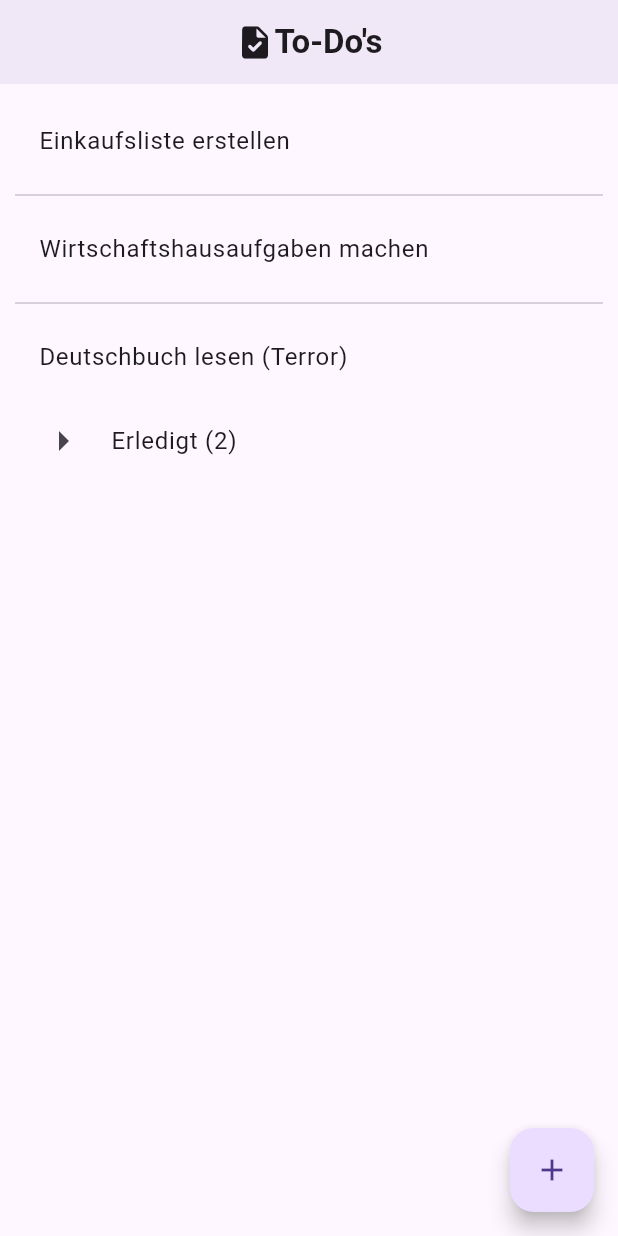
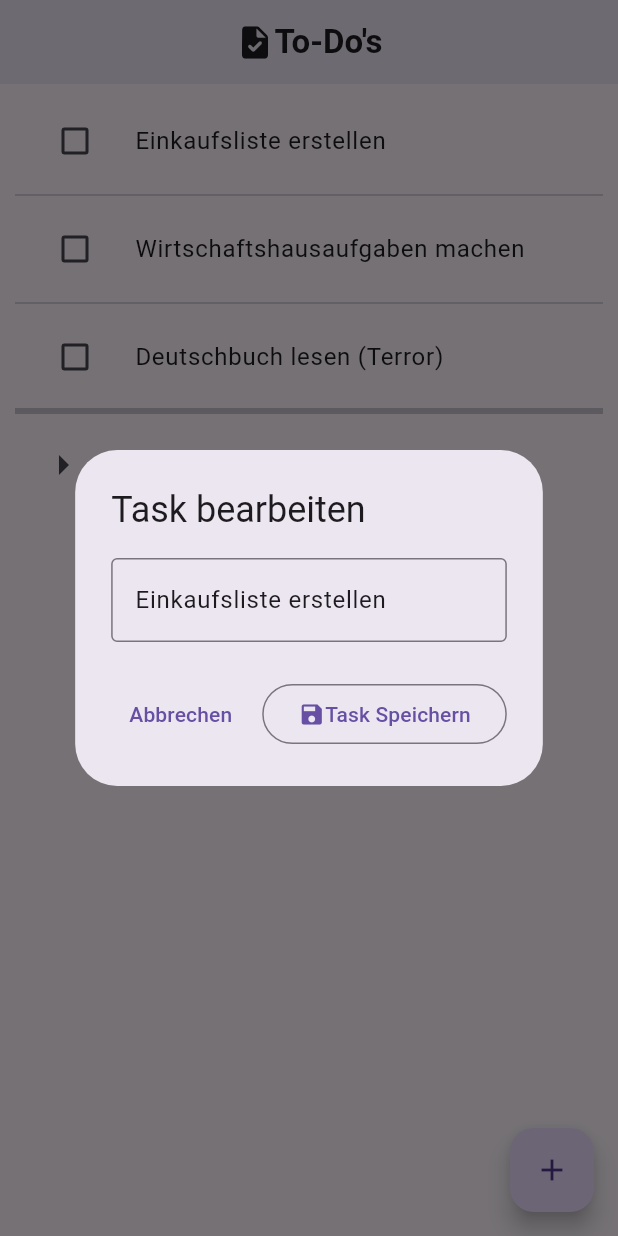
Before and after one commit to Ic3Gam3s/To-Do-App, a Flutter app: the screen it shows after launch, after a tap on "Einkaufsliste erstellen", on a phone screen of 412 x 824 dp. Run offline on Flutter 3.47's test engine with Material 3 defaults, Android fonts, the phone set to English and light mode, and no system bars; our stand-ins replace shared_preferences.

Commit message:
added Task Add/Update

```diff
--- a/lib/pages/home_page.dart
+++ b/lib/pages/home_page.dart
@@ -11,26 +11,108 @@ class HomePage extends StatefulWidget {
 class _HomePageState extends State<HomePage> {
   List<Task> tasks = [
     Task("Einkaufsliste erstellen"),
-    Task("Wirtschaftshausaufgaben machen", DateTime(2024, 5,20)),
+    Task("Wirtschaftshausaufgaben machen", DateTime(2024, 5, 20)),
     Task("Deutschbuch lesen (Terror)", DateTime.now()),
   ];
-  List<Task> completedTasks = [
-    Task("Stärken / Schwächen aufschreiben"),
-    Task("Warum XY"),
-  ];
+  List<Task> completedTasks = [];
   bool showCompleteTasks = false;
 
-  Widget _taskListTile(Task task) {
+  Widget _taskListTile(Task task, int index) {
     return ListTile(
+      leading: Checkbox(
+        value: task.complete,
+        onChanged: (value) {
+          setState(() {
+            task.complete = value!;
+
+            if (value!) {
+              completedTasks.add(task);
+              tasks.removeAt(index);
+            } else {
+              tasks.add(task);
+              completedTasks.removeAt(index);
+            }
+          });
+        },
+      ),
       title: Text(task.text),
-      onTap: () {
-
+      onTap: () async {
+        _openListTileDialog(task, index);
       },
     );
   }
 
-  void _openListTileDialog(Task? task) {
+  void _openListTileDialog(Task? task, int? index) async {
+    TextEditingController _textController = TextEditingController();
+    TextEditingController _dateController = TextEditingController();
 
+    if (task != null) {
+      _textController.text = task.text;
+    }
+
+    Task? updatedTask = await showDialog(
+      barrierDismissible: false,
+      context: context,
+      builder: (BuildContext context) {
+        return AlertDialog(
+          title:
+              Text(task != null ? "Task bearbeiten" : "Neuen Task erstellen"),
+          content: SingleChildScrollView(
+            child: Column(
+              mainAxisSize: MainAxisSize.min,
+              children: [
+                TextField(
+                  controller: _textController,
+                  decoration: const InputDecoration(
+                    border: OutlineInputBorder(),
+                  ),
+                )
+              ],
+            ),
+          ),
+          actions: <Widget>[
+            TextButton(
+              child: const Text("Abbrechen"),
+              onPressed: () {
+                Navigator.pop(context);
+              },
+            ),
+            OutlinedButton(
+              child: const Row(
+                mainAxisSize: MainAxisSize.min,
+                children: [Icon(Icons.save), Text("Task Speichern")],
+              ),
+              onPressed: () {
+                if (_textController.text.isNotEmpty) {
+                  Navigator.pop(
+                    context,
+                    Task(_textController.text),
+                  );
+                }
+              },
+            ),
+          ],
+        );
+      },
+    );
+
+    if (updatedTask != null) {
+      if (index != null) {
+        if (task!.complete) {
+          setState(() {
+            completedTasks[index] = updatedTask;
+          });
+        } else {
+          setState(() {
+            tasks[index] = updatedTask;
+          });
+        }
+      } else {
+        setState(() {
+          tasks.add(updatedTask);
+        });
+      }
+    }
   }
 
   @override
@@ -62,10 +144,10 @@ class _HomePageState extends State<HomePage> {
                     shrinkWrap: true,
                     itemCount: tasks.length,
                     separatorBuilder: (BuildContext context, int index) {
-                      return Divider();
+                      return const Divider();
                     },
                     itemBuilder: (BuildContext context, int index) {
-                      return _taskListTile(tasks[index]);
+                      return _taskListTile(tasks[index], index);
                     },
                   )
                 : const Expanded(
@@ -86,9 +168,14 @@ class _HomePageState extends State<HomePage> {
                       ),
                     ),
                   ),
+            Divider(
+              thickness: 4,
+            ),
             ListTile(
               leading: Icon(
-                  showCompleteTasks ? Icons.arrow_drop_down : Icons.arrow_right, size: 32,),
+                showCompleteTasks ? Icons.arrow_drop_down : Icons.arrow_right,
+                size: 32,
+              ),
               title: Text("Erledigt (${completedTasks.length})"),
               onTap: () {
                 setState(() {
@@ -100,56 +187,28 @@ class _HomePageState extends State<HomePage> {
                 });
               },
             ),
-            showCompleteTasks ?
-            ListView.separated(
+            showCompleteTasks
+                ? ListView.separated(
                     shrinkWrap: true,
                     itemCount: completedTasks.length,
                     separatorBuilder: (BuildContext context, int index) {
-                return Divider();
+                      return const Divider();
                     },
                     itemBuilder: (BuildContext context, int index) {
-                return _taskListTile(completedTasks[index]);
+                      return _taskListTile(completedTasks[index], index);
                     },
-            ) : SizedBox(height: 0,),
+                  )
+                : const SizedBox(
+                    height: 0,
+                  ),
           ],
         ),
       ),
-
-      /*tasks.isNotEmpty
-          ? ListView(
-              children: [
-                ListView.separated(
-                  itemCount: tasks.length,
-                  separatorBuilder: (BuildContext context, int index) {
-                    return Divider();
+      floatingActionButton: FloatingActionButton(
+        child: const Icon(Icons.add),
+        onPressed: () {
+          _openListTileDialog(null, null);
         },
-                  itemBuilder: (BuildContext context, int index) {
-                    return ListTile(
-                      title: Text(tasks[index].text),
-                    );
-                  },
-                ),
-              ],
-            )
-          : const Center(
-              child: Column(
-                mainAxisSize: MainAxisSize.min,
-                children: [
-                  Icon(
-                    Icons.celebration,
-                    size: 50,
-                  ),
-                  Text(
-                    "Nichts mehr zu tun!",
-                    style: TextStyle(fontWeight: FontWeight.bold, fontSize: 26),
-                  ),
-                ],
-              ),
-            ),*/
-
-      floatingActionButton: FloatingActionButton(
-        child: Icon(Icons.add),
-        onPressed: () {},
       ),
     );
   }
```
Lines whose indentation alone changed are shown as unchanged.
